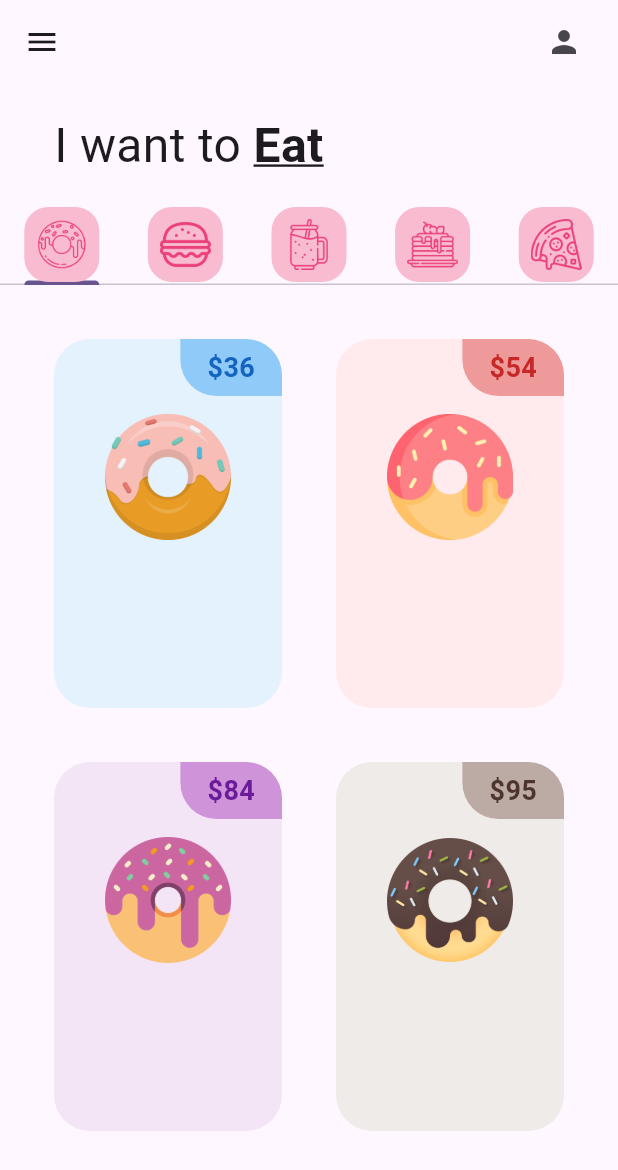
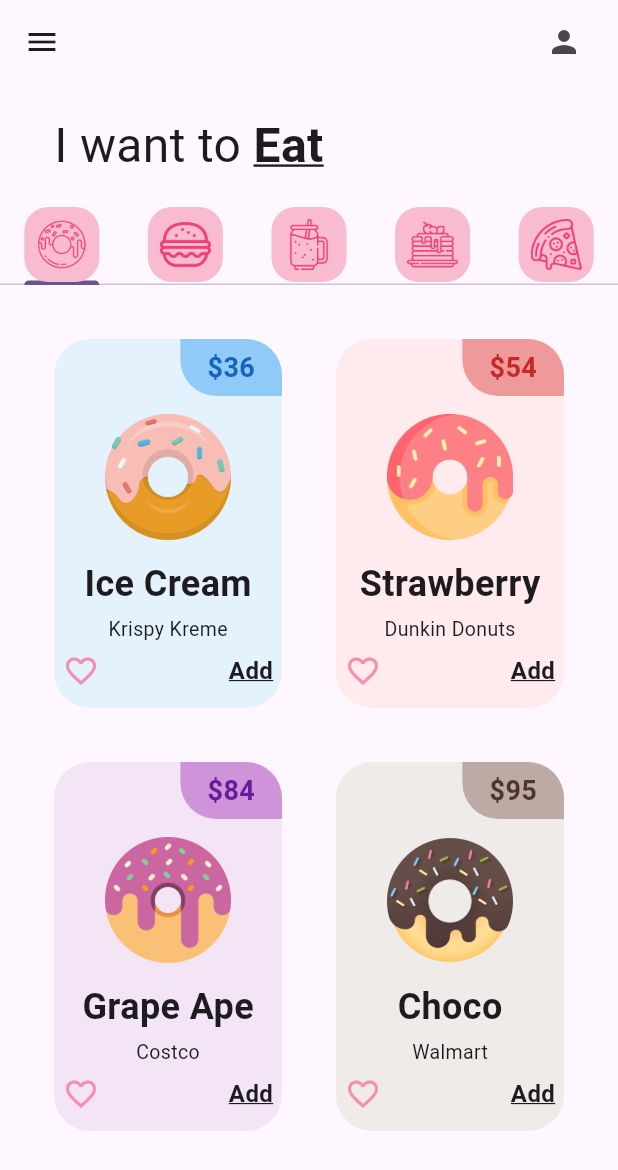
Before and after one commit to Dalai-02/donut_app_2b, a Flutter app: the screen it shows after launch, on a phone screen of 412 x 824 dp. Shown: the top 1170 px of the screen. Run offline on Flutter 3.47's test engine with Material 3 defaults, Android fonts, the phone set to English and light mode, and no system bars.

Commit message:
Add Icons

```diff
--- a/lib/tabs/donut_tab.dart
+++ b/lib/tabs/donut_tab.dart
@@ -4,11 +4,11 @@
 class DonutTab extends StatelessWidget {
   //Lista de Donas
   final List donutsOnSale = [
-    //[DoonutFlavor, donutPrice, donutColor, imageName]
-    ["Ice Cream", "36", Colors.blue, "lib/images/icecream_donut.png"],
-    ["Strawberry", "54", Colors.red,  "lib/images/strawberry_donut.png"],
-    ["Grape Ape", "84", Colors.purple, "lib/images/grape_donut.png"],
-    ["Choco", "95", Colors.brown, "lib/images/chocolate_donut.png"],
+    //[doonutFlavor, donutStore, donutPrice, donutColor, imageName]
+    ["Ice Cream", "Krispy Kreme", "36", Colors.blue, "lib/images/icecream_donut.png"],
+    ["Strawberry", "Dunkin Donuts", "54", Colors.red,  "lib/images/strawberry_donut.png"],
+    ["Grape Ape", "Costco", "84", Colors.purple, "lib/images/grape_donut.png"],
+    ["Choco", "Walmart", "95", Colors.brown, "lib/images/chocolate_donut.png"],
    ];
 
   DonutTab({super.key});
@@ -28,9 +28,10 @@
       itemBuilder: (context, index) {
         return DonutTile(
           donutFlavor: donutsOnSale[index][0],
-          donutPrice: donutsOnSale[index][1],
-          donutColor: donutsOnSale[index][2],
-          imageName: donutsOnSale[index][3],
+          donutStore: donutsOnSale[index][1],
+          donutPrice: donutsOnSale[index][2],
+          donutColor: donutsOnSale[index][3],
+          imageName: donutsOnSale[index][4],
         );
       });
   }
--- a/lib/utils/donut_tile.dart
+++ b/lib/utils/donut_tile.dart
@@ -2,11 +2,12 @@
 
 class DonutTile extends StatelessWidget {
   final String donutFlavor;
+  final String donutStore;
   final String donutPrice;
   final dynamic donutColor; //dynamic será un tipo de color
   final String imageName;
 
-  const DonutTile({super.key, required this.donutFlavor, required this.donutPrice, this.donutColor, required this.imageName});
+  const DonutTile({super.key, required this.donutFlavor, required this.donutStore, required this.donutPrice, this.donutColor, required this.imageName});
 
   @override
   Widget build(BuildContext context) {
@@ -49,8 +50,42 @@
             ),
 
             //Donut Text
+            Text(donutFlavor,
+            style: const TextStyle(fontWeight: FontWeight.bold, fontSize: 24),
+            ),
+            //Para tener un espacio entre textos
+            const SizedBox(
+              height: 4
+            ),
+            // Agregar texto a la tienda
+            Text(donutStore,
+            style: const TextStyle(fontWeight: FontWeight.w400, fontSize: 13),
+            ),
 
             //Love icon + add buton
+            Padding(
+              padding: const EdgeInsets.all(6.0),
+              child: Row(
+                mainAxisAlignment: MainAxisAlignment.spaceBetween,
+                children: [
+                  Icon(
+                    Icons.favorite_border,
+                    color: Colors.pink[200]
+                  ),
+
+                const Text(
+                  "Add",
+                  style: TextStyle(
+                    fontSize: 16,
+                    fontWeight: FontWeight.bold,
+                    decoration: TextDecoration.underline,
+
+                  ),
+                ),
+                ],
+              ),
+            )
+
           ],
         ),
       ),
```
